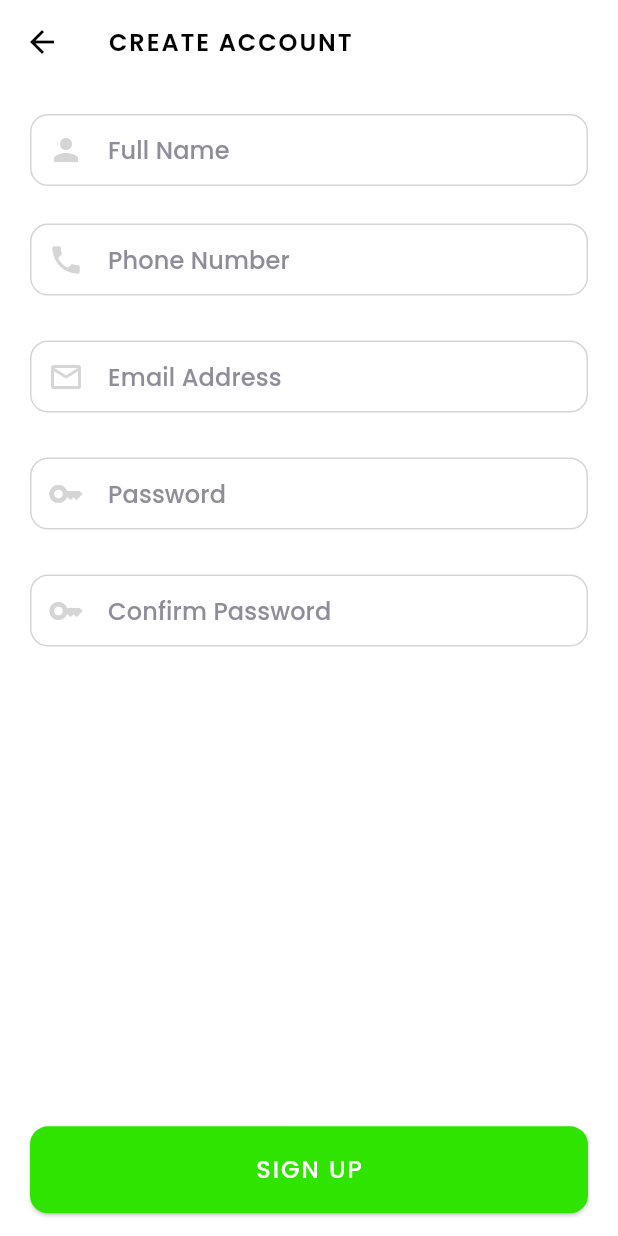
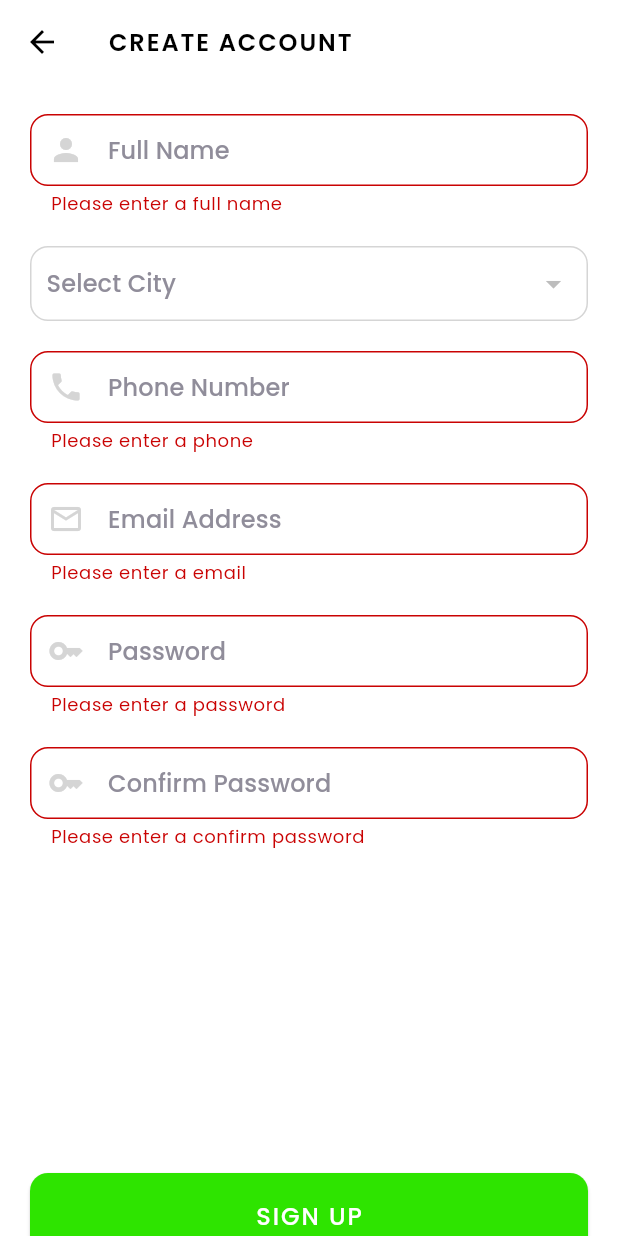
Before and after one commit to OmkarIsHere/Ghanta-Gadi, a Flutter app: the SignupScreen screen opened by its route, after a tap on "SIGN UP", on a phone screen of 412 x 824 dp. Run offline on Flutter 3.47's test engine with Material 3 defaults, Android fonts, the phone set to English and light mode, and no system bars; our stand-ins replace cloud_firestore, firebase_auth, firebase_core, firebase_database, fluttertoast; accounts and stored records are empty.

Commit message:
Signup modoule added with some bugs

```diff
--- /dev/null
+++ b/lib/core/misc/enum.dart
@@ -0,0 +1 @@
+enum LoadState {LOADING, LOADED, ERROR}
--- a/lib/core/widgets/show_custom_toast.dart
+++ b/lib/core/widgets/show_custom_toast.dart
@@ -1,7 +1,7 @@
 import 'package:flutter/material.dart' show BuildContext,Color, Colors;
 import 'package:fluttertoast/fluttertoast.dart';
 
-showCustomToast(String? message, BuildContext context, {bool isError = true, bool isToaster = false}) {
+showCustomToast(String? message, BuildContext context, {bool isError = true}) {
   Fluttertoast.showToast(
       msg: message!,
       toastLength: Toast.LENGTH_SHORT,
--- a/lib/modules/auth/signup.dart
+++ b/lib/modules/auth/signup.dart
@@ -1,4 +1,3 @@
-import 'package:flutter/gestures.dart' show TapGestureRecognizer;
 import 'package:flutter/material.dart';
 import 'package:flutter/services.dart' show FilteringTextInputFormatter;
 import 'package:ghanta_gadi/core/extensions/custom_widgets.dart';
@@ -6,13 +5,29 @@ import 'package:ghanta_gadi/core/extensions/margin.dart';
 import 'package:ghanta_gadi/core/extensions/padding.dart';
 import 'package:ghanta_gadi/core/extensions/validation.dart';
 import 'package:ghanta_gadi/core/extensions/values.dart';
+import 'package:ghanta_gadi/core/widgets/show_custom_toast.dart';
+import 'package:provider/provider.dart';
 
 import '../../core/constant/dimension_constant.dart';
+import '../../core/misc/enum.dart';
 import '../../core/misc/input_decoration.dart';
 import '../../core/widgets/custom_button.dart';
+import '../../providers/auth_provider.dart';
 
-class SignupScreen extends StatelessWidget {
+class SignupScreen extends StatefulWidget {
   const SignupScreen({super.key});
+
+  @override
+  State<SignupScreen> createState() => _SignupScreenState();
+}
+
+class _SignupScreenState extends State<SignupScreen> {
+
+  @override
+  void initState() {
+    super.initState();
+    Future.microtask(() => Provider.of<AuthProvider>(context, listen: false).loadCities());
+  }
 
   @override
   Widget build(BuildContext context) {
@@ -20,22 +35,71 @@ class SignupScreen extends StatelessWidget {
       appBar: AppBar(
         title: const Text('CREATE ACCOUNT'),
       ),
-      body: Column(
+      body: Consumer<AuthProvider>(
+        builder: (context, provider, child) {
+          return Form(
+            key: provider.formKey,
+              child: Column(
                 children: [
                   TextFormField(
                     keyboardType: TextInputType.name,
                     validator: (value) {
-              return (value!.trimString.isNotEmpty)
+                      return (value!.trimString.isEmpty)
                           ? "Please enter a full name"
                           : null;
                     },
-            // controller: loginController.phoneController.value,
+                    controller: provider.nameController,
                     style: context.text.labelLarge,
                     decoration: textInputFieldDecoration(context).copyWith(
                       hintText: 'Enter full name',
                       labelText: 'Full Name',
                       prefixIcon: const Icon(Icons.person),
                       contentPadding: DimensionConstant.edgeInsetH10,
+                    ),
+                  ).marginSymmetric(edgeInsets: DimensionConstant.edgeInsetV10),
+                  if (provider.state == LoadState.LOADING) Center(child: CircularProgressIndicator()),
+                  if (provider.state == LoadState.ERROR) Text("Failed to load cities"),
+                  if (provider.state == LoadState.LOADED) Container(
+                    padding: DimensionConstant.edgeInsetH10,
+                    decoration: BoxDecoration(
+                      borderRadius: BorderRadius.circular(12),
+                      border: Border.all(color: context.color.outline, width: 1),
+                    ),
+                    child: DropdownButton<String>(
+                      isExpanded: true,
+                      value: provider.selectedCity,
+                      hint: Text('Select City', style: context.text.titleSmall!.copyWith(color: context.color.tertiary),),
+                      items: provider.cities!
+                          .map((city) =>
+                          DropdownMenuItem<String>(value: city, child: Text(city, style: context.text.labelLarge,)))
+                          .toList(),
+                      onChanged: (value) {
+                        provider.setSelectedCity(value!);
+                      },
+                      iconEnabledColor: context.color.tertiary,
+                      underline: Container(color: Colors.transparent),
+                    ),
+                  ).marginSymmetric(edgeInsets: DimensionConstant.edgeInsetV10),
+                  if (provider.wards == null) SizedBox(),
+                  if (provider.wards != null)Container(
+                    padding: DimensionConstant.edgeInsetH10,
+                    decoration: BoxDecoration(
+                      borderRadius: BorderRadius.circular(12),
+                      border: Border.all(color: context.color.outline, width: 1),
+                    ),
+                    child: DropdownButton<String>(
+                      isExpanded: true,
+                      value: provider.selectedWard,
+                      hint: Text('Select Ward', style: context.text.titleSmall!.copyWith(color: context.color.tertiary),),
+                      items: provider.wards!
+                          .map((ward) =>
+                          DropdownMenuItem<String>(value: ward, child: Text(ward, style: context.text.labelLarge,)))
+                          .toList(),
+                      onChanged: (value) {
+                        provider.setSelectedWard(value!);
+                      },
+                      iconEnabledColor: context.color.tertiary,
+                      underline: Container(color: Colors.transparent),
                     ),
                   ).marginSymmetric(edgeInsets: DimensionConstant.edgeInsetV10),
                   TextFormField(
@@ -50,7 +114,7 @@ class SignupScreen extends StatelessWidget {
                           : "Please enter a valid phone"
                           : "Please enter a phone";
                     },
-            // controller: loginController.phoneController.value,
+                    controller: provider.phoneController,
                     style: context.text.labelLarge,
                     decoration: textInputFieldDecoration(context).copyWith(
                       hintText: 'Enter phone number',
@@ -58,7 +122,7 @@ class SignupScreen extends StatelessWidget {
                       prefixIcon: const Icon(Icons.phone),
                       contentPadding: DimensionConstant.edgeInsetH10,
                     ),
-          ).marginSymmetric(edgeInsets: DimensionConstant.edgeInsetV15),
+                  ).marginSymmetric(edgeInsets: DimensionConstant.edgeInsetV10),
                   TextFormField(
                     keyboardType: TextInputType.emailAddress,
                     validator: (value) {
@@ -68,7 +132,7 @@ class SignupScreen extends StatelessWidget {
                           : "Please enter a valid email"
                           : "Please enter a email";
                     },
-            // controller: loginController.phoneController.value,
+                    controller: provider.emailController,
                     style: context.text.labelLarge,
                     decoration: textInputFieldDecoration(context).copyWith(
                       hintText: 'example@email.com',
@@ -76,7 +140,7 @@ class SignupScreen extends StatelessWidget {
                       prefixIcon: const Icon(Icons.email_outlined),
                       contentPadding: DimensionConstant.edgeInsetH10,
                     ),
-          ).marginSymmetric(edgeInsets: DimensionConstant.edgeInsetV15),
+                  ).marginSymmetric(edgeInsets: DimensionConstant.edgeInsetV10),
                   TextFormField(
                     keyboardType: TextInputType.text,
                     obscureText: true,
@@ -86,7 +150,7 @@ class SignupScreen extends StatelessWidget {
                           ? null
                           : "Please enter a password";
                     },
-            // controller: loginController.phoneController.value,
+                    controller: provider.passwordController,
                     style: context.text.labelLarge,
                     decoration: textInputFieldDecoration(context).copyWith(
                       hintText: 'Enter a password',
@@ -94,17 +158,19 @@ class SignupScreen extends StatelessWidget {
                       prefixIcon: const Icon(Icons.key),
                       contentPadding: DimensionConstant.edgeInsetH10,
                     ),
-          ).marginSymmetric(edgeInsets: DimensionConstant.edgeInsetV15),
+                  ).marginSymmetric(edgeInsets: DimensionConstant.edgeInsetV10),
                   TextFormField(
                     keyboardType: TextInputType.text,
                     obscuringCharacter: '*',
                     obscureText: true,
                     validator: (value) {
                       return (value!.trimString.isNotEmpty)
+                          ? (value == provider.passwordController.text)
                               ? null
+                              : "Both the password should be match"
                           : "Please enter a confirm password";
                     },
-            // controller: loginController.phoneController.value,
+                    controller: provider.cnfPasswordController,
                     style: context.text.labelLarge,
                     decoration: textInputFieldDecoration(context).copyWith(
                       hintText: 'Enter a confirm password',
@@ -112,11 +178,25 @@ class SignupScreen extends StatelessWidget {
                       prefixIcon: const Icon(Icons.key),
                       contentPadding: DimensionConstant.edgeInsetH10,
                     ),
-          ).marginSymmetric(edgeInsets: DimensionConstant.edgeInsetV15),
-          SizedBox(height: context.mqHeight*0.37),
-          CustomButton(bgColor: context.color.primary, label: 'SIGN UP', voidCallback: (){}),
+                  ).marginSymmetric(edgeInsets: DimensionConstant.edgeInsetV10),
+                  SizedBox(height: context.mqHeight*0.25),
+                  (provider.signUpState == LoadState.LOADED)
+                    ? CustomButton(bgColor: context.color.primary, label: 'SIGN UP', voidCallback: () async{
+                    if(!provider.formKey.currentState!.validate()) return;
+                    await provider.signup().then((res){
+                      print("RES --> $res");
+                      if(res == true){
+                        showCustomToast("Successfully signed up", context, isError: false);
+                      }else{
+                        showCustomToast(res.toString(), context);
+                      }
+                    });
+                  })
+                    : CircularProgressIndicator()
                 ],
-      ).paddingSymmetric(edgeInsets: DimensionConstant.edgeInsetH20V10).singleChildScrollView(),
+              ).paddingSymmetric(edgeInsets: DimensionConstant.edgeInsetH20V10).singleChildScrollView(),);
+        },
+      ),
     );
   }
 }
--- a/lib/providers/auth_provider.dart
+++ b/lib/providers/auth_provider.dart
@@ -1,5 +1,116 @@
-import 'package:flutter/material.dart' show ChangeNotifier;
+import 'package:flutter/cupertino.dart';
+import 'package:flutter/material.dart' show ChangeNotifier, FormState, GlobalKey;
+import 'package:ghanta_gadi/core/extensions/validation.dart';
+import 'package:ghanta_gadi/data/repositories/location_repository.dart';
+import 'package:ghanta_gadi/data/repositories/user_repository.dart';
+import 'package:ghanta_gadi/data/services/auth_service.dart';
+import 'package:ghanta_gadi/data/services/firestore_service.dart';
+
+import '../core/misc/enum.dart';
 
 class AuthProvider with ChangeNotifier{
 
+  final locationRepository = LocationRepository(FirestoreService());
+  final userRepository = UserRepository(FirestoreService());
+  final authService = AuthService();
+
+  final formKey = GlobalKey<FormState>();
+  final nameController = TextEditingController();
+  final phoneController = TextEditingController();
+  final emailController = TextEditingController();
+  final passwordController = TextEditingController();
+  final cnfPasswordController = TextEditingController();
+
+  List<String>? cities;
+  String? selectedCity;
+
+  List<String>? wards;
+  String? selectedWard;
+
+  LoadState state = LoadState.LOADING;
+  LoadState signUpState = LoadState.LOADED;
+
+  Future<void> loadCities() async {
+    state = LoadState.LOADING;
+    cities = [];
+    wards?.clear();
+    cities!.add('Select City');
+    notifyListeners();
+    cities = await locationRepository.loadCities().onError((e,s){
+      state = LoadState.ERROR;
+      return [];
+    });
+
+    state = LoadState.LOADED;
+    notifyListeners();
+  }
+
+  void setSelectedCity(String city) {
+    selectedCity = city;
+    if(selectedCity != 'Select City') loadWards();
+    notifyListeners();
+  }
+
+  Future<void> loadWards() async {
+    wards = [];
+    wards!.add('Select Ward');
+    selectedWard = 'Select Ward';
+    notifyListeners();
+    await locationRepository.loadWards(selectedCity!).then((values){
+      wards!.addAll(values);
+      notifyListeners();
+    }).onError((e,s){
+      return;
+    });
+    notifyListeners();
+  }
+
+  void setSelectedWard(String ward) {
+    selectedWard = ward;
+    notifyListeners();
+  }
+
+  Future<dynamic> signup() async{
+
+    signUpState = LoadState.LOADING;
+    notifyListeners();
+
+    final Map<String, dynamic> userData = {
+      "name": nameController.text.trimString,
+      "role": "citizen",
+      "email": emailController.text.trimString,
+      "phone": phoneController.text.trimString,
+      "password": passwordController.text.trimString,
+      "city": selectedCity,
+      "ward": selectedWard,
+      "createdAt": DateTime.now(),
+    };
+
+    await authService.registerUserWithEmailAndPassword(email: emailController.text.trimString, password: passwordController.text.trimString).then((result) async{
+      print("RESULT: $result");
+      if(result.first == true) {
+        await userRepository.createUser(result.last, userData).then((val){
+          resetForm();
+          signUpState = LoadState.LOADED;
+          return val;
+        });
+      }else{
+        return result[1];
+      }
+    }).onError((e,s){
+      print("ERROR: ${e.toString()}");
+      return e.toString();
+    });
+    signUpState = LoadState.LOADED;
+    notifyListeners();
+  }
+
+  void resetForm(){
+    nameController.clear();
+    emailController.clear();
+    phoneController.clear();
+    passwordController.clear();
+    cnfPasswordController.clear();
+  }
+
 }
```
Also changed, not shown: lib/data/repositories/user_repository.dart (+2 -199 lines), lib/data/services/auth_service.dart (+5 -15 lines), 43 other files. Lines whose indentation alone changed are shown as unchanged.
